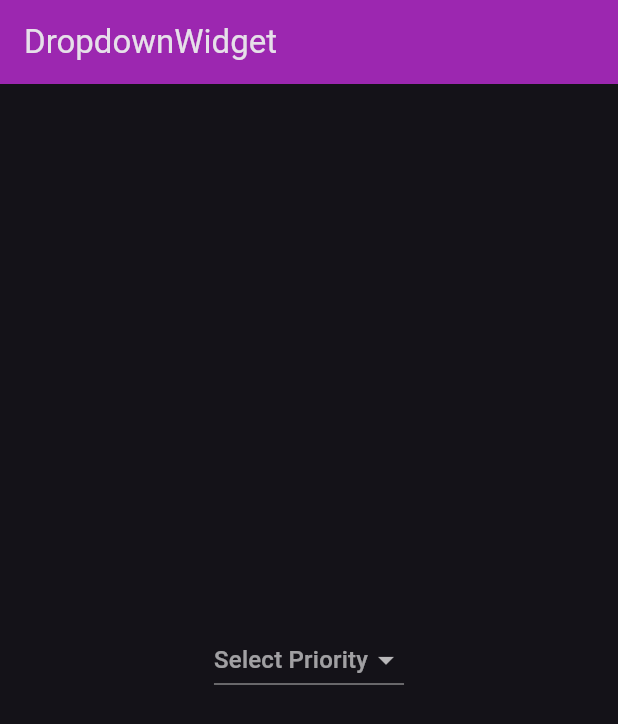
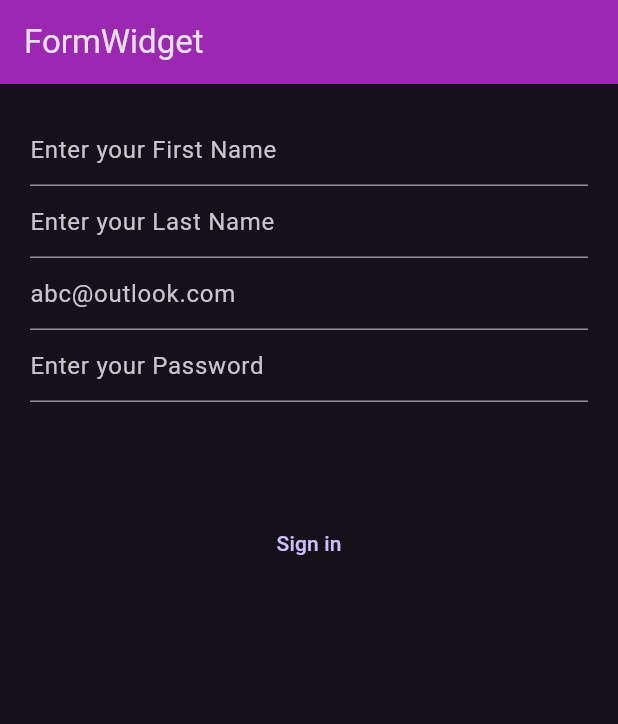
Before and after one commit to rustyonkeys/Flutter_Practice, a Flutter app: the screen it shows after launch, on a phone screen of 412 x 824 dp. Shown: the top 724 px of the screen. Run offline on Flutter 3.47's test engine with Material 3 defaults, Android fonts, the phone set to English and light mode, and no system bars.

Commit message:
Form Widget added

```diff
--- a/lib/main.dart
+++ b/lib/main.dart
@@ -1,12 +1,13 @@
 import "package:flutter/material.dart";
-import "package:practice_ui/widgets/alert.dart";
-import "package:practice_ui/widgets/bottomnav.dart";
-import "package:practice_ui/widgets/drawer.dart";
-import "package:practice_ui/widgets/dropdown.dart";
-import "package:practice_ui/widgets/rowscols.dart";
-import "package:practice_ui/widgets/container_sized.dart";
-import "package:practice_ui/widgets/snackbar.dart";
-import 'package:practice_ui/widgets/dissmisible.dart';
+// import "package:practice_ui/widgets/alert.dart";
+// import "package:practice_ui/widgets/bottomnav.dart";
+// import "package:practice_ui/widgets/drawer.dart";
+// import "package:practice_ui/widgets/dropdown.dart";
+import "package:practice_ui/widgets/form.dart";
+// import "package:practice_ui/widgets/rowscols.dart";
+// import "package:practice_ui/widgets/container_sized.dart";
+// import "package:practice_ui/widgets/snackbar.dart";
+// import 'package:practice_ui/widgets/dissmisible.dart';
 
 
 
@@ -25,7 +26,7 @@ class MyApp extends StatelessWidget {
 
       ),
 
-      home:DropdownWidget(),
+      home:FormWidget(),
     );
   }
 }
--- a/lib/widgets/form.dart
+++ b/lib/widgets/form.dart
@@ -0,0 +1,138 @@
+import "package:flutter/material.dart";
+
+
+class FormWidget extends StatefulWidget {
+  const FormWidget({super.key});
+
+  @override
+  State<FormWidget> createState() => _FormWidgetState();
+}
+
+class _FormWidgetState extends State<FormWidget> {
+  final _formkey = GlobalKey<FormState>();   //key of type FormState
+
+  // ---Functions----
+
+  trysubmit(){
+    final isvalid = _formkey.currentState!.validate();
+    if(isvalid){
+      submitform();
+    }
+    else{
+      return ScaffoldMessenger.of(context).showSnackBar(SnackBar(
+      backgroundColor: Colors.red,
+      content: Text("Error!",
+      style: TextStyle(color: Colors.white),)));
+    }
+  }
+  submitform(){
+    return ScaffoldMessenger.of(context).showSnackBar(SnackBar(
+        shape: RoundedRectangleBorder(borderRadius: BorderRadius.circular(20)),
+        backgroundColor: Colors.green,
+        content: Text("Login Successful!",
+        style: TextStyle(color: Colors.black))));
+  }
+  // Defination what are going to take form the user
+  String firstname = "";
+  String lastname = "";
+  String email = "";
+  String password = "";
+  @override
+
+  Widget build(BuildContext context) {
+    return Scaffold(
+        appBar: AppBar(backgroundColor:Colors.purple,title:Text('FormWidget')),
+        body: Container(
+          margin: EdgeInsets.all(20),
+          child: Form(
+              key: _formkey,
+              child: Column(
+                children: [
+                  TextFormField(
+                    decoration: InputDecoration(
+                      hintText: "Enter your First Name",
+                    ),
+                    key: ValueKey('firstname'),
+                    validator: (newValue) {
+                      if(newValue.toString().isEmpty){
+                        return("First Name is Empty");
+                      }
+                      else{
+                        return null;
+                      }
+                    },
+                    onSaved: (newValue) {
+                      firstname = newValue.toString();
+                    },
+                  ),
+
+                  TextFormField(
+                    decoration: InputDecoration(
+                      hintText: "Enter your Last Name"),
+                    key: ValueKey('lastname'),
+                    validator: (newValue) {
+                      if(newValue.toString().isEmpty){
+                        return("Last Name is Empty");
+                      }
+                      else{
+                        return null;
+                      }
+                    },
+                    onSaved: (newValue) {
+                      lastname = newValue.toString();
+                    },
+                  ),
+                  TextFormField(
+                    decoration: InputDecoration(
+                      hintText: "abc@outlook.com",
+                    ),
+                    key: ValueKey('email'),
+                    validator: (newValue) {
+                      if(newValue== null || newValue.toString().isEmpty){  // || means or
+                        return("Email is Empty");
+                      }
+                      else if(!newValue.contains("@")){
+                        return ("email donot conatin @");
+                      }
+                      else{
+                        return null;
+                      }
+                    },
+                    onSaved: (newValue) {
+                      email = newValue.toString();
+                    },
+                  ),
+                  TextFormField(
+                    decoration: InputDecoration(
+                      hintText: "Enter your Password",
+                    ),
+                    key: ValueKey('password'),
+                    obscureText: true,
+                    validator: (newValue) {
+                      if(newValue.toString().isEmpty){
+                        return("Password is Empty");
+                      }
+                      else if(newValue.toString().length<=5){
+                        return("Length of the password should be more than 6 digits");
+                      }
+                      else{
+                        return null;
+                      }
+                    },
+                    onSaved: (newValue) {
+                      password= newValue.toString();
+                    },
+                  ),
+                  SizedBox(height: 70,),
+                  TextButton(onPressed: (){
+                    trysubmit();
+                  }, child: Text("Sign in"))
+
+
+                ],
+              )),
+        ),   // Form takes a global key
+        );
+
+  }
+}
```
